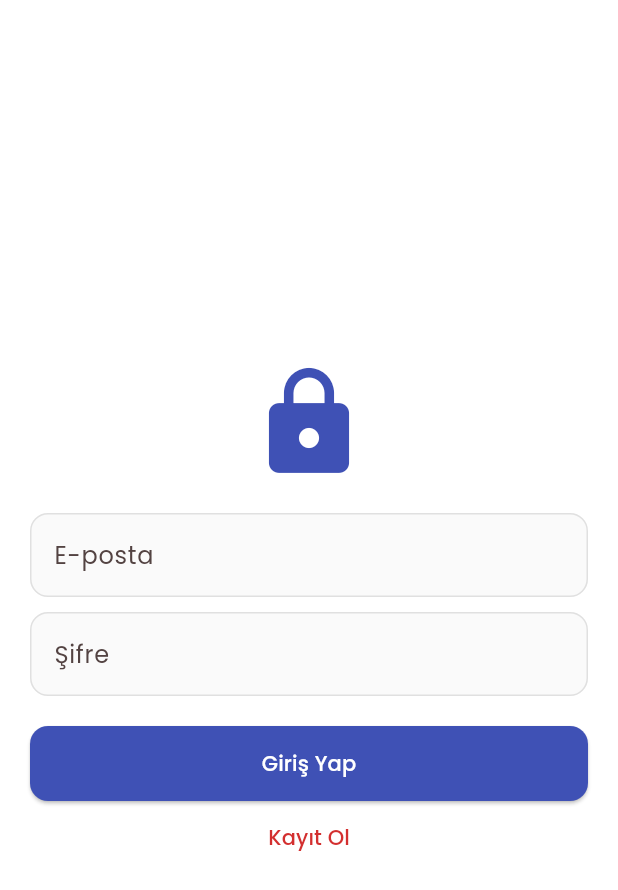
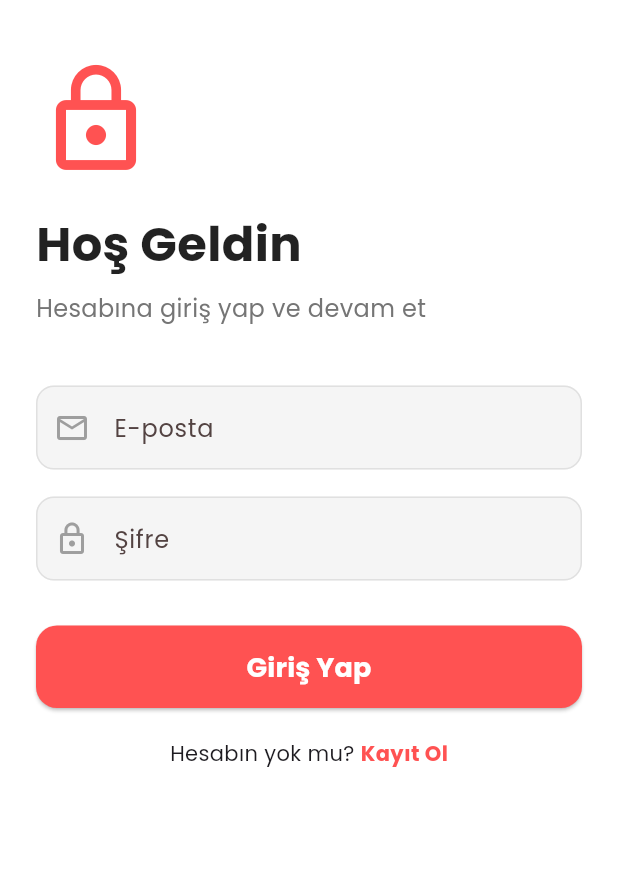
Before and after one commit to tubadeligoz/club-management-project, a Flutter app: the LoginScreen screen opened directly, on a phone screen of 412 x 824 dp. Shown: the top 890 px of the screen. Run offline on Flutter 3.47's test engine with Material 3 defaults, Android fonts, the light colour scheme and no system bars; our stand-ins replace carousel_slider, cloud_firestore, firebase_auth, firebase_core, google_fonts, google_generative_ai and 2 more; accounts and stored records are empty.

Commit message:
gerekli güncellemeler yapıldı

```diff
--- a/lib/screens/login_screen.dart
+++ b/lib/screens/login_screen.dart
@@ -1,7 +1,6 @@
 import 'package:flutter/material.dart';
 import 'package:firebase_auth/firebase_auth.dart';
 import 'register_screen.dart';
-
 
 class LoginScreen extends StatefulWidget {
   const LoginScreen({super.key});
@@ -18,7 +17,8 @@ class _LoginScreenState extends State<LoginScreen> {
   Future<void> _login() async {
     setState(() => _isLoading = true);
     try {
-      UserCredential cred = await FirebaseAuth.instance.signInWithEmailAndPassword(
+      UserCredential cred = await FirebaseAuth.instance
+          .signInWithEmailAndPassword(
         email: _emailController.text.trim(),
         password: _passwordController.text.trim(),
       );
@@ -26,14 +26,20 @@ class _LoginScreenState extends State<LoginScreen> {
       if (cred.user != null) {
         if (!cred.user!.emailVerified) {
           await FirebaseAuth.instance.signOut();
-          if (mounted) ScaffoldMessenger.of(context).showSnackBar(const SnackBar(content: Text("Lütfen mailini doğrula!")));
+          if (mounted) {
+            ScaffoldMessenger.of(context).showSnackBar(
+              const SnackBar(content: Text("Lütfen mailini doğrula!")),
+            );
+          }
           return;
         }
-        // Başarılı giriş (main.dart'taki AuthWrapper otomatik algılar ama biz garanti olsun diye bir yenileme yapabiliriz veya bekleyebiliriz)
-        // Burada bir şey yapmasan da AuthWrapper stream'i yakalar.
       }
     } catch (e) {
-      if (mounted) ScaffoldMessenger.of(context).showSnackBar(const SnackBar(content: Text("Giriş Başarısız. Bilgileri kontrol et.")));
+      if (mounted) {
+        ScaffoldMessenger.of(context).showSnackBar(
+          const SnackBar(content: Text("Giriş Başarısız. Bilgileri kontrol et.")),
+        );
+      }
     } finally {
       if (mounted) setState(() => _isLoading = false);
     }
@@ -42,26 +48,113 @@ class _LoginScreenState extends State<LoginScreen> {
   @override
   Widget build(BuildContext context) {
     return Scaffold(
-      body: Center(
-        child: Padding(
-          padding: const EdgeInsets.all(20),
+      backgroundColor: Colors.white,
+      body: SafeArea(
+        child: SingleChildScrollView(
+          padding: const EdgeInsets.symmetric(horizontal: 24, vertical: 40),
           child: Column(
-            mainAxisAlignment: MainAxisAlignment.center,
+            crossAxisAlignment: CrossAxisAlignment.start,
             children: [
-              const Icon(Icons.lock, size: 80, color: Colors.indigo),
+              // LOGO + Başlık
+              const Icon(Icons.lock_outline,
+                  size: 80, color: Colors.redAccent),
               const SizedBox(height: 20),
-              TextField(controller: _emailController, decoration: const InputDecoration(labelText: "E-posta", border: OutlineInputBorder())),
-              const SizedBox(height: 10),
-              TextField(controller: _passwordController, obscureText: true, decoration: const InputDecoration(labelText: "Şifre", border: OutlineInputBorder())),
+              const Text(
+                "Hoş Geldin",
+                style: TextStyle(
+                  fontSize: 32,
+                  fontWeight: FontWeight.bold,
+                  color: Colors.black87,
+                ),
+              ),
+              const SizedBox(height: 8),
+              Text(
+                "Hesabına giriş yap ve devam et",
+                style: TextStyle(
+                  fontSize: 16,
+                  color: Colors.grey.shade600,
+                ),
+              ),
+              const SizedBox(height: 40),
+
+              // E-mail field
+              TextField(
+                controller: _emailController,
+                decoration: InputDecoration(
+                  labelText: "E-posta",
+                  prefixIcon: const Icon(Icons.email_outlined),
+                  filled: true,
+                  fillColor: Colors.grey.shade100,
+                  border: OutlineInputBorder(
+                    borderRadius: BorderRadius.circular(14),
+                    borderSide: BorderSide.none,
+                  ),
+                ),
+              ),
+              const SizedBox(height: 18),
+
+              // Password field
+              TextField(
+                controller: _passwordController,
+                obscureText: true,
+                decoration: InputDecoration(
+                  labelText: "Şifre",
+                  prefixIcon: const Icon(Icons.lock_outline),
+                  filled: true,
+                  fillColor: Colors.grey.shade100,
+                  border: OutlineInputBorder(
+                    borderRadius: BorderRadius.circular(14),
+                    borderSide: BorderSide.none,
+                  ),
+                ),
+              ),
+              const SizedBox(height: 30),
+
+              // Button
+              SizedBox(
+                width: double.infinity,
+                height: 55,
+                child: ElevatedButton(
+                  onPressed: _isLoading ? null : _login,
+                  style: ElevatedButton.styleFrom(
+                    backgroundColor: Colors.redAccent,
+                    foregroundColor: Colors.white,
+                    shape: RoundedRectangleBorder(
+                      borderRadius: BorderRadius.circular(14),
+                    ),
+                  ),
+                  child: _isLoading
+                      ? const CircularProgressIndicator(color: Colors.white)
+                      : const Text(
+                          "Giriş Yap",
+                          style: TextStyle(
+                            fontSize: 18,
+                            fontWeight: FontWeight.bold,
+                          ),
+                        ),
+                ),
+              ),
               const SizedBox(height: 20),
-              ElevatedButton(
-                onPressed: _isLoading ? null : _login,
-                style: ElevatedButton.styleFrom(minimumSize: const Size(double.infinity, 50), backgroundColor: Colors.indigo),
-                child: _isLoading ? const CircularProgressIndicator(color: Colors.white) : const Text("Giriş Yap", style: TextStyle(color: Colors.white))
-              ),
-              TextButton(
-                onPressed: () => Navigator.pushReplacement(context, MaterialPageRoute(builder: (_) => const RegisterScreen())),
-                child: const Text("Kayıt Ol"),
+
+              // Alt link
+              Row(
+                mainAxisAlignment: MainAxisAlignment.center,
+                children: [
+                  const Text("Hesabın yok mu? "),
+                  GestureDetector(
+                    onTap: () => Navigator.pushReplacement(
+                      context,
+                      MaterialPageRoute(builder: (_) => const RegisterScreen()),
+                    ),
+                    child: const Text(
+                      "Kayıt Ol",
+                      style: TextStyle(
+                        color: Colors.redAccent,
+                        fontWeight: FontWeight.bold,
+                      ),
+                    ),
+                  ),
+                ],
               )
             ],
           ),
```
